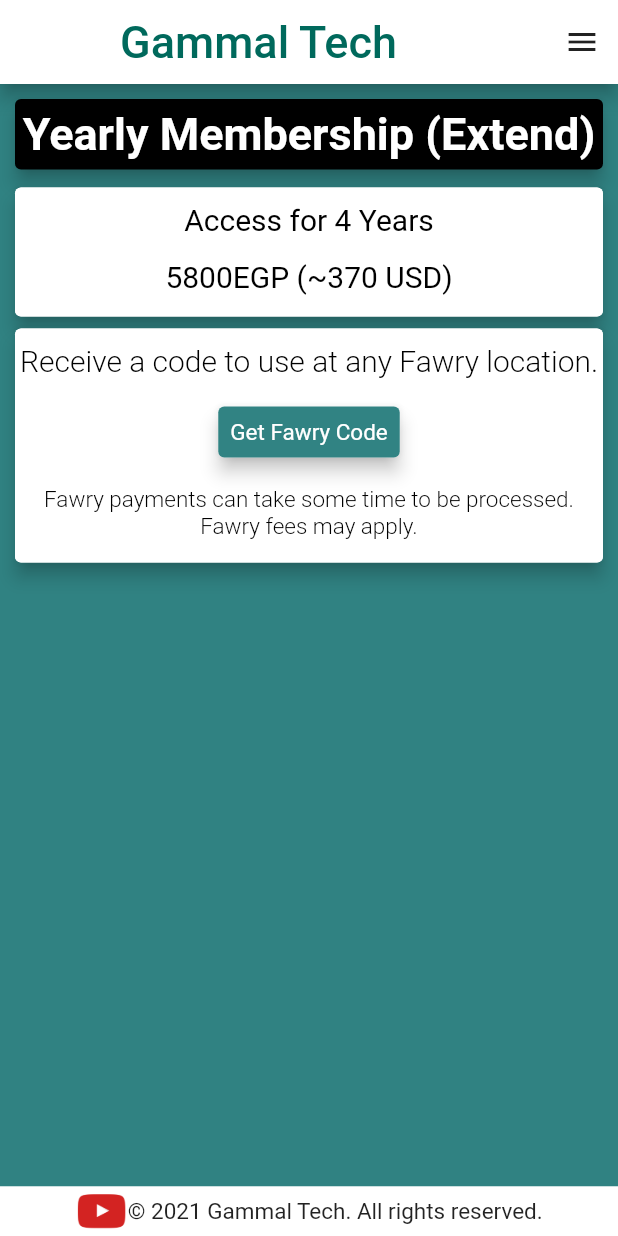
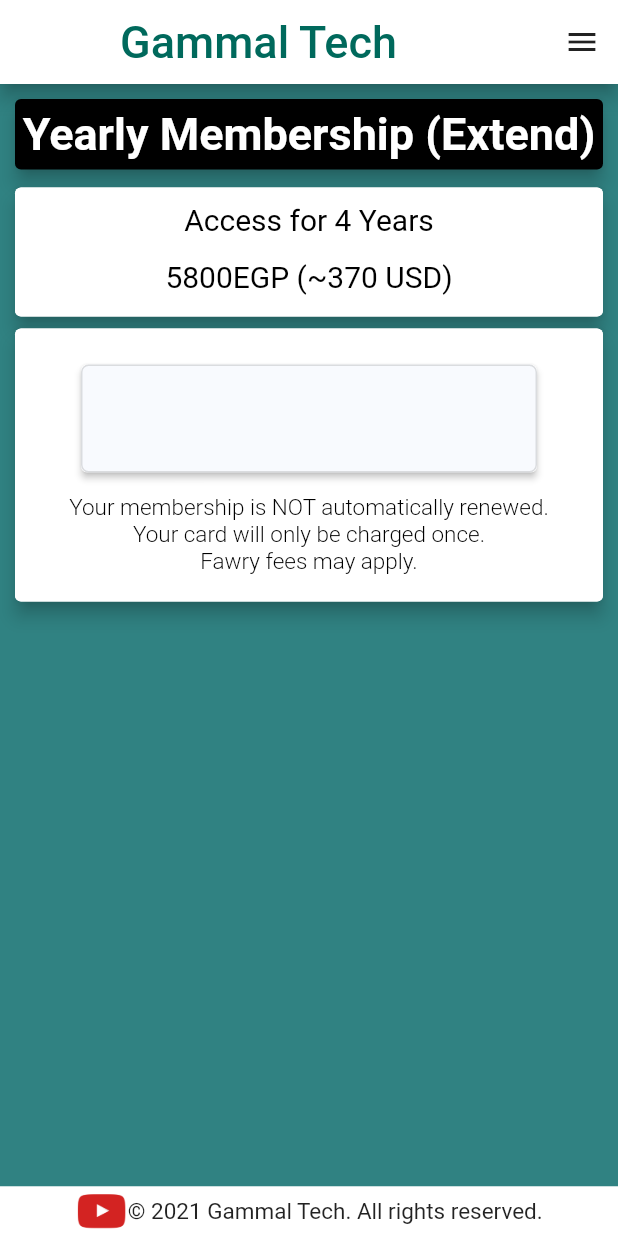
Before and after one commit to AhmedAbdoElhawary/gammal_tech_mobile_app, a Flutter app: the PaymentPage screen opened directly with empty values, after a tap on "Pay With", on a phone screen of 412 x 824 dp. Run offline on Flutter 3.47's test engine with Material 2 defaults, Android fonts, the phone set to English and light mode, and no system bars; our stand-ins replace cloud_firestore, firebase_auth, firebase_core, firebase_storage, fluttertoast, image_picker and 2 more; missing offline and left inert: flutter_email_sender, vimeo_player_flutter; accounts and stored records are empty; statements that could not run were skipped.

Commit message:
add buildColumnOfVisaPay method (paymentPage)

```diff
--- a/lib/the_pages/payment_page.dart
+++ b/lib/the_pages/payment_page.dart
@@ -167,7 +167,7 @@
               alignment: Alignment.center,
               child: Center(
                 child: checkVisa
-                    ?buildColumnOfFawryPay()
+                    ? buildColumnOfVisaPay(checkLifetimeMembership)
                     : buildColumnOfFawryPay(),
               ),
             ),
@@ -176,6 +176,48 @@
       ],
     );
   }
+
+  Column buildColumnOfVisaPay(bool checkLifetimeMembership) {
+    return Column(
+      children: [
+        Padding(
+          padding:
+              const EdgeInsets.only(right: 40.0, left: 40, top: 20, bottom: 10),
+          child: Card(
+            elevation: 2,
+            child: Container(
+              decoration: BoxDecoration(
+                borderRadius: BorderRadius.circular(5),
+                color: Color.fromRGBO(242, 246, 253, 0.5450980392156862),
+                border: Border.all(color: Colors.black12),
+              ),
+              child: Container(
+                margin: const EdgeInsets.all(20),
+                child: Column(
+                  children: [
+
+                    SizedBox(height: 15),
+                    Row(
+                      children: [
+
+                        SizedBox(width: 15),
+
+                      ],
+                    ),
+                    SizedBox(height: 15),
+                  ],
+                ),
+              ),
+            ),
+          ),
+        ),
+        buildAnotherText("Your membership is NOT automatically renewed.\n"
+            "Your card will only be charged once.\n"
+            "Fawry fees may apply.\n",15),
+      ],
+    );
+  }
+
 
   Column buildColumnOfFawryPay() {
     return Column(
```
